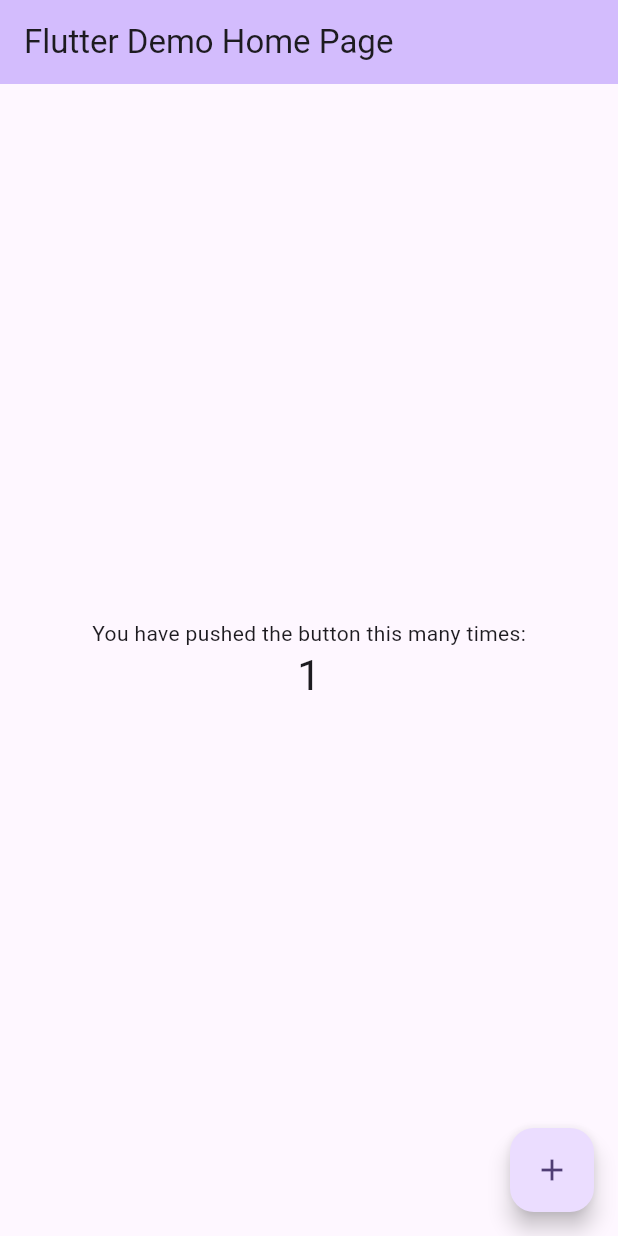
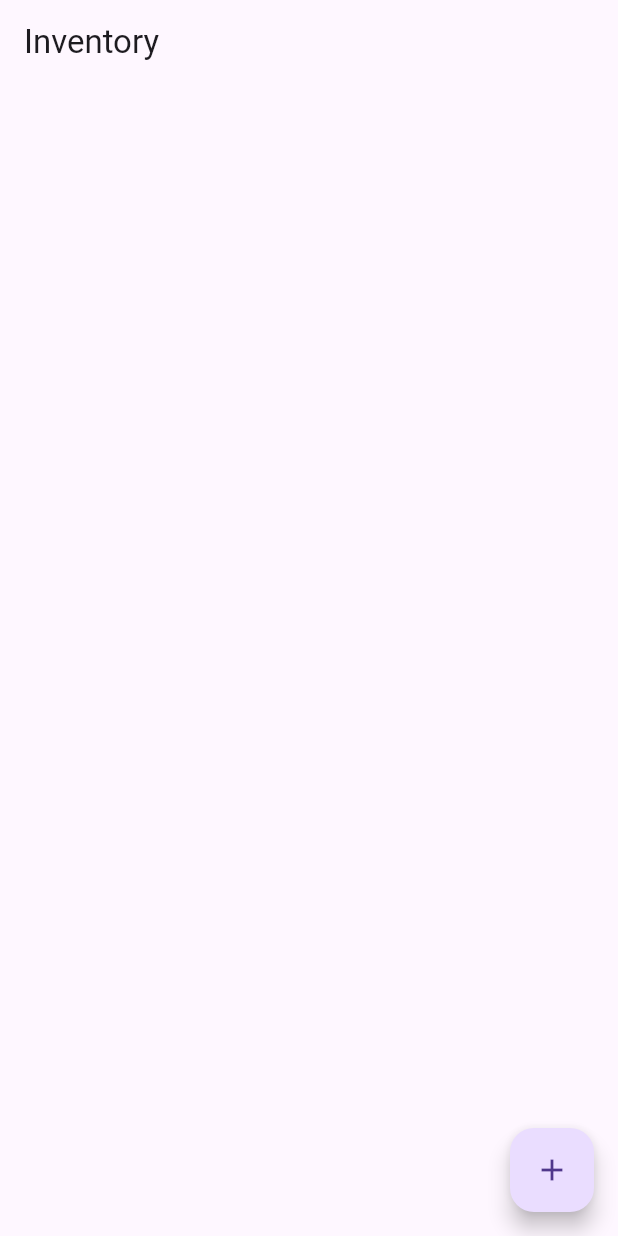
Before and after one commit to JackyZheng070102/class_activity_12, a Flutter app: the screen it shows after launch, after a tap on the "add" icon, on a phone screen of 412 x 824 dp. Run offline on Flutter 3.47's test engine with Material 3 defaults, Android fonts, the phone set to English and light mode, and no system bars; our stand-ins replace cloud_firestore; accounts and stored records are empty.

Commit message:
Initial commit: setup project structure

```diff
--- a/lib/main.dart
+++ b/lib/main.dart
@@ -1,125 +1,41 @@
 import 'package:flutter/material.dart';
+import 'package:cloud_firestore/cloud_firestore.dart';
 
-void main() {
-  runApp(const MyApp());
-}
+void main() => runApp(InventoryApp());
 
-class MyApp extends StatelessWidget {
-  const MyApp({super.key});
-
-  // This widget is the root of your application.
+class InventoryApp extends StatelessWidget {
   @override
   Widget build(BuildContext context) {
     return MaterialApp(
-      title: 'Flutter Demo',
-      theme: ThemeData(
-        // This is the theme of your application.
-        //
-        // TRY THIS: Try running your application with "flutter run". You'll see
-        // the application has a purple toolbar. Then, without quitting the app,
-        // try changing the seedColor in the colorScheme below to Colors.green
-        // and then invoke "hot reload" (save your changes or press the "hot
-        // reload" button in a Flutter-supported IDE, or press "r" if you used
-        // the command line to start the app).
-        //
-        // Notice that the counter didn't reset back to zero; the application
-        // state is not lost during the reload. To reset the state, use hot
-        // restart instead.
-        //
-        // This works for code too, not just values: Most code changes can be
-        // tested with just a hot reload.
-        colorScheme: ColorScheme.fromSeed(seedColor: Colors.deepPurple),
-        useMaterial3: true,
-      ),
-      home: const MyHomePage(title: 'Flutter Demo Home Page'),
+      title: 'Inventory Management',
+      home: InventoryHomePage(),
     );
   }
 }
 
-class MyHomePage extends StatefulWidget {
-  const MyHomePage({super.key, required this.title});
-
-  // This widget is the home page of your application. It is stateful, meaning
-  // that it has a State object (defined below) that contains fields that affect
-  // how it looks.
-
-  // This class is the configuration for the state. It holds the values (in this
-  // case the title) provided by the parent (in this case the App widget) and
-  // used by the build method of the State. Fields in a Widget subclass are
-  // always marked "final".
-
-  final String title;
-
+class InventoryHomePage extends StatefulWidget {
   @override
-  State<MyHomePage> createState() => _MyHomePageState();
+  _InventoryHomePageState createState() => _InventoryHomePageState();
 }
 
-class _MyHomePageState extends State<MyHomePage> {
-  int _counter = 0;
-
-  void _incrementCounter() {
-    setState(() {
-      // This call to setState tells the Flutter framework that something has
-      // changed in this State, which causes it to rerun the build method below
-      // so that the display can reflect the updated values. If we changed
-      // _counter without calling setState(), then the build method would not be
-      // called again, and so nothing would appear to happen.
-      _counter++;
-    });
-  }
-
+class _InventoryHomePageState extends State<InventoryHomePage> {
   @override
   Widget build(BuildContext context) {
-    // This method is rerun every time setState is called, for instance as done
-    // by the _incrementCounter method above.
-    //
-    // The Flutter framework has been optimized to make rerunning build methods
-    // fast, so that you can just rebuild anything that needs updating rather
-    // than having to individually change instances of widgets.
     return Scaffold(
-      appBar: AppBar(
-        // TRY THIS: Try changing the color here to a specific color (to
-        // Colors.amber, perhaps?) and trigger a hot reload to see the AppBar
-        // change color while the other colors stay the same.
-        backgroundColor: Theme.of(context).colorScheme.inversePrimary,
-        // Here we take the value from the MyHomePage object that was created by
-        // the App.build method, and use it to set our appbar title.
-        title: Text(widget.title),
-      ),
+      appBar: AppBar(title: Text('Inventory')),
       body: Center(
-        // Center is a layout widget. It takes a single child and positions it
-        // in the middle of the parent.
         child: Column(
-          // Column is also a layout widget. It takes a list of children and
-          // arranges them vertically. By default, it sizes itself to fit its
-          // children horizontally, and tries to be as tall as its parent.
-          //
-          // Column has various properties to control how it sizes itself and
-          // how it positions its children. Here we use mainAxisAlignment to
-          // center the children vertically; the main axis here is the vertical
-          // axis because Columns are vertical (the cross axis would be
-          // horizontal).
-          //
-          // TRY THIS: Invoke "debug painting" (choose the "Toggle Debug Paint"
-          // action in the IDE, or press "p" in the console), to see the
-          // wireframe for each widget.
-          mainAxisAlignment: MainAxisAlignment.center,
-          children: <Widget>[
-            const Text(
-              'You have pushed the button this many times:',
-            ),
-            Text(
-              '$_counter',
-              style: Theme.of(context).textTheme.headlineMedium,
-            ),
+          children: [
+            // TODO: Display inventory items here using StreamBuilder
           ],
         ),
       ),
       floatingActionButton: FloatingActionButton(
-        onPressed: _incrementCounter,
-        tooltip: 'Increment',
-        child: const Icon(Icons.add),
-      ), // This trailing comma makes auto-formatting nicer for build methods.
+        onPressed: () {
+          // TODO: Add functionality to add inventory items
+        },
+        child: Icon(Icons.add),
+      ),
     );
   }
 }
```
